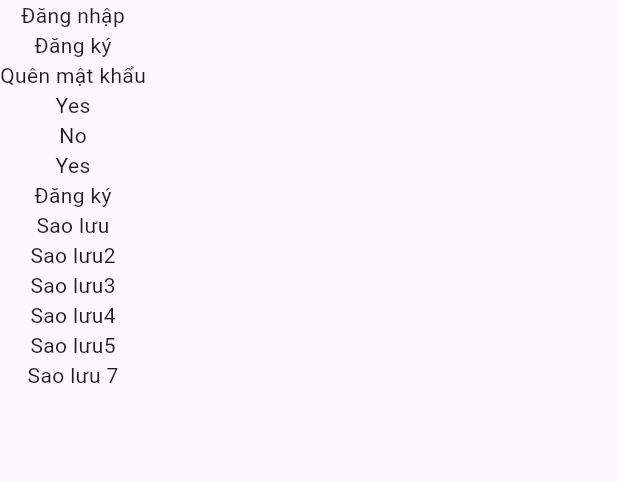
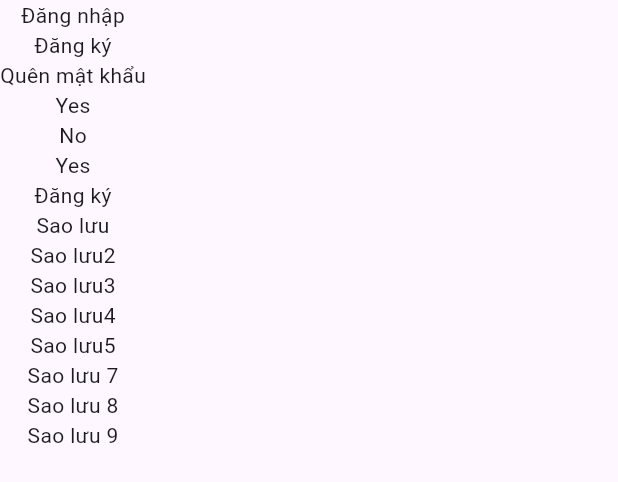
Before and after one commit to Redmi789/git-merge-rebase, a Flutter app: the LoginUiWidget widget shown alone on an empty page, opened directly, on a phone screen of 412 x 824 dp. Shown: the top 482 px of the screen. Run offline on Flutter 3.47's test engine with Material 3 defaults, Android fonts, the phone set to English and light mode, and no system bars.

Commit message:
Rebase V11

```diff
--- a/lib/widget/login_ui_widget.dart
+++ b/lib/widget/login_ui_widget.dart
@@ -20,6 +20,8 @@ class LoginUiWidget extends StatelessWidget {
         Text('Sao lưu4'),
         Text('Sao lưu5'),
         Text('Sao lưu 7'),
+        Text('Sao lưu 8'),
+        Text('Sao lưu 9'),
       ],
     );
   }
```
